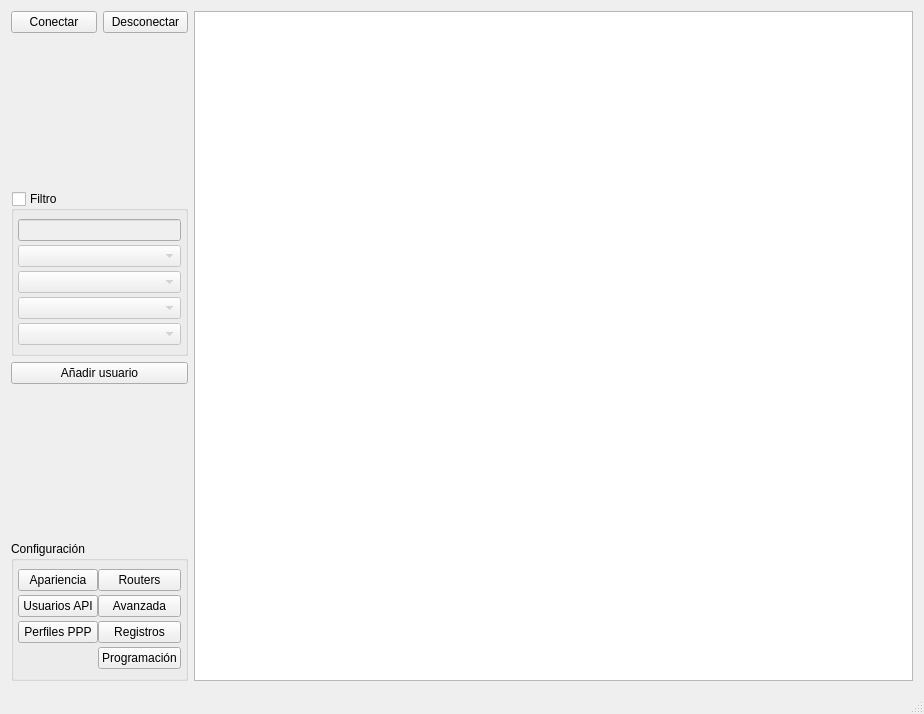
Old version of the form src/QMikPPPManager.ui in the repository silderan/QMikPPPManager.
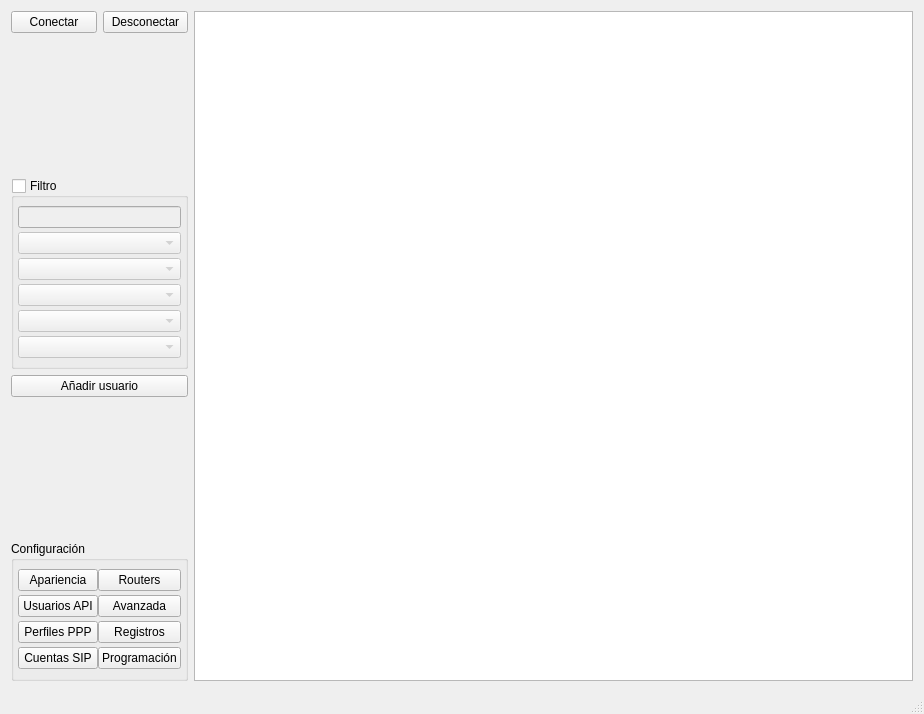
New version of the form. Custom widgets are drawn as their Qt base class.

```diff
--- a/src/QMikPPPManager.ui
+++ b/src/QMikPPPManager.ui
@@ -101,6 +101,13 @@
          </property>
         </widget>
        </item>
+       <item row="3" column="0">
+        <widget class="QPushButton" name="voipButton">
+         <property name="text">
+          <string>Cuentas SIP</string>
+         </property>
+        </widget>
+       </item>
       </layout>
      </widget>
     </item>
@@ -167,6 +174,9 @@
          </property>
         </widget>
        </item>
+       <item row="4" column="0">
+        <widget class="QComboBox" name="portFilterComboBox"/>
+       </item>
        <item row="1" column="0">
         <widget class="QComboBox" name="fieldFilterComboBox"/>
        </item>
@@ -176,8 +186,8 @@
        <item row="3" column="0">
         <widget class="QComboBox" name="VoIPFilterComboBox"/>
        </item>
-       <item row="4" column="0">
-        <widget class="QComboBox" name="portFilterComboBox"/>
+       <item row="5" column="0">
+        <widget class="QComboBox" name="staticIpFilterComboBox"/>
        </item>
       </layout>
      </widget>
```
